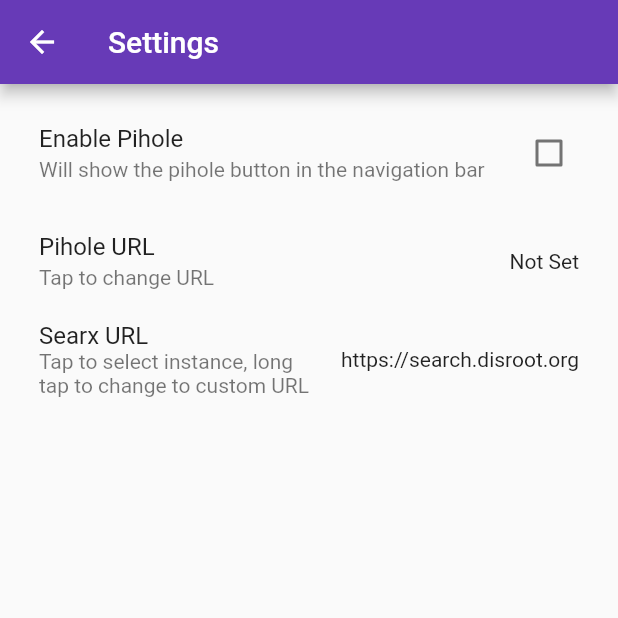
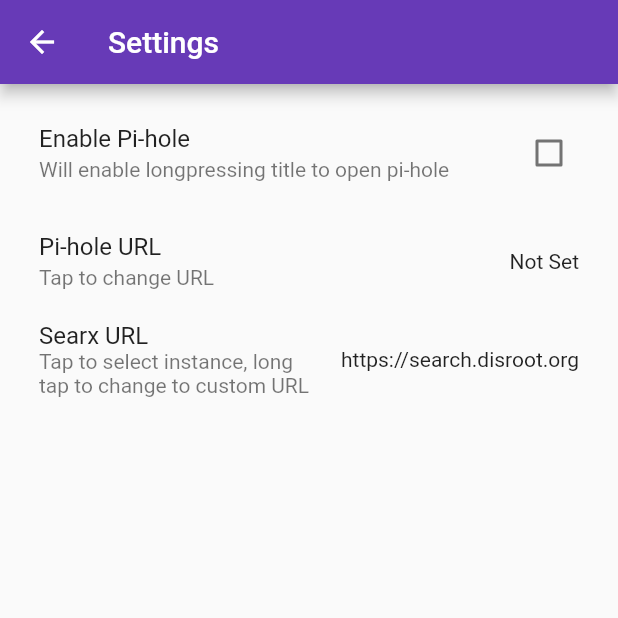
Before and after one commit to Zackptg5/Searx-Android, a Flutter app: the SettingsPage screen opened directly, on a phone screen of 412 x 824 dp, the top half of it. Run offline on Flutter 3.47's test engine with Material 2 defaults, Android fonts, the phone set to English and light mode, and no system bars; our stand-ins replace flutter_phoenix, fluttertoast, shared_preferences, webview_flutter; accounts and stored records are empty; network calls fail.

Commit message:
Longpress title for pihole rather than button,, go back from navmenu to navbar

```diff
--- a/lib/settingsPage.dart
+++ b/lib/settingsPage.dart
@@ -1,5 +1,4 @@
 import 'dart:async';
-import 'dart:io';
 import 'package:flutter/material.dart';
 import 'package:fluttertoast/fluttertoast.dart';
 import 'package:webview_flutter/webview_flutter.dart';
@@ -92,7 +91,7 @@ class _SettingsPageState extends State<SettingsPage> with WidgetsBindingObserver
                 setState(() {
                   if (piholeURL == 'Not Set') {
                     Fluttertoast.showToast(
-                      msg: "Pihole URL not set! Not enabling Pihole button!",
+                      msg: "Pi-hole URL not set! Leaving disabled!",
                       toastLength: Toast.LENGTH_SHORT,
                       timeInSecForIosWeb: 2,
                       backgroundColor: Colors.red,
@@ -105,11 +104,11 @@ class _SettingsPageState extends State<SettingsPage> with WidgetsBindingObserver
                   }
                 });
               },
-              title: Text('Enable Pihole'),
-              subtitle: Text('Will show the pihole button in the navigation bar'),
+              title: Text('Enable Pi-hole'),
+              subtitle: Text('Will enable longpressing title to open pi-hole'),
             ),
             new ListTile(
-              title: Text('Pihole URL'),
+              title: Text('Pi-hole URL'),
               trailing: new Text(piholeURL),
               onTap: () {
                 return showDialog(
```
Also changed, not shown: lib/main.dart (+29 -52 lines).
